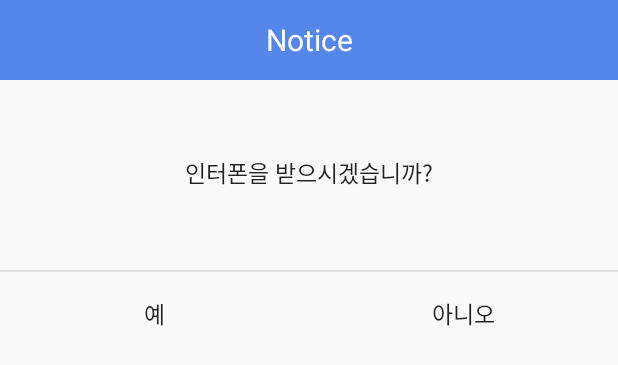
After one commit to house-keeper/Android, an Android app: the layout popup.xml on its own in the app's theme, with its tools: preview values and no code run, on a phone screen of 412 x 824 dp. The commit adds this screen. Shown: the top 365 px of the screen. Run offline under Robolectric (Android 15) with nearby library versions, the phone set to English and light mode, and no system bars.

```diff
--- a/app/build.gradle
+++ b/app/build.gradle
@@ -1,4 +1,6 @@
 apply plugin: 'com.android.application'
+
+
 
 android {
     compileSdkVersion 28
@@ -33,4 +35,7 @@ dependencies {
     implementation 'com.squareup.retrofit2:retrofit:2.5.0'
     implementation 'com.squareup.retrofit2:converter-gson:2.5.0'
     implementation 'com.github.bumptech.glide:glide:3.7.0'
+    implementation 'com.google.firebase:firebase-core:15.0.0'
+
 }
+apply plugin: 'com.google.gms.google-services'
--- a/app/src/main/AndroidManifest.xml
+++ b/app/src/main/AndroidManifest.xml
@@ -52,6 +52,7 @@
             android:name=".ui.activity.DoorActivity"
             android:configChanges="orientation|keyboardHidden|screenSize" />
 
+
     </application>
 
 </manifest>
--- /dev/null
+++ b/app/src/main/java/com/example/housekeeper_android/ui/FCM/FirebaseInstanceIDService.java
@@ -0,0 +1,16 @@
+package com.example.housekeeper_android.ui.FCM;
+
+import android.app.Notification;
+import android.app.NotificationChannel;
+import android.app.NotificationManager;
+import android.content.Context;
+import android.os.Build;
+import android.support.v4.app.NotificationCompat;
+import android.util.Log;
+
+import com.example.housekeeper_android.R;
+
+
+public class FirebaseInstanceIDService {
+
+}
--- a/app/src/main/java/com/example/housekeeper_android/ui/activity/DoorActivity.java
+++ b/app/src/main/java/com/example/housekeeper_android/ui/activity/DoorActivity.java
@@ -44,6 +44,10 @@ public class DoorActivity extends AppCompatActivity {
     private TextToSpeech tts;
 
     private WebView door_streaming;
+
+    public static String wifiModuleIp = "192.168.0.28";
+    public static int wifiModulePort = 8080;
+    public static String CMD = "0";
 
     @Override
     protected void onCreate(Bundle savedInstanceState) {
--- /dev/null
+++ b/app/src/main/res/layout/popup.xml
@@ -0,0 +1,76 @@
+<?xml version="1.0" encoding="utf-8"?>
+<LinearLayout xmlns:android="http://schemas.android.com/apk/res/android"
+    android:orientation="vertical"
+    android:layout_width="match_parent"
+    android:layout_height="match_parent">
+
+    <!-- 타이틀바 -->
+    <LinearLayout
+        android:orientation="horizontal"
+        android:layout_width="match_parent"
+        android:layout_height="wrap_content">
+        <TextView
+            android:text="Notice"
+            android:textSize="20sp"
+            android:textColor="#fff"
+            android:gravity="center"
+            android:background="#5586EB"
+            android:layout_width="match_parent"
+            android:layout_height="53dp" />
+    </LinearLayout>
+    <!-- //end 타이틀바 -->
+
+    <!-- Notice -->
+    <LinearLayout
+        android:padding="50dp"
+        android:orientation="vertical"
+        android:layout_width="match_parent"
+        android:layout_height="wrap_content">
+        <TextView
+            android:id="@+id/txtText"
+            android:textSize="15sp"
+            android:textColor="#000"
+            android:alpha="0.87"
+            android:gravity="center"
+            android:text="인터폰을 받으시겠습니까?"
+            android:layout_marginBottom="3dp"
+            android:layout_width="match_parent"
+            android:layout_height="wrap_content" />
+    </LinearLayout>
+    <!-- Notice -->
+
+    <View
+        android:background="#66bdbdbd"
+        android:layout_width="match_parent"
+        android:layout_height="1dp" />
+
+    <!-- 닫기 버튼 -->
+    <LinearLayout
+        android:orientation="horizontal"
+        android:gravity="center"
+        android:layout_width="match_parent"
+        android:layout_height="wrap_content">
+        <Button
+            android:text="예"
+            android:layout_weight="1"
+            android:textSize="15sp"
+            android:padding="16dp"
+            android:gravity="center"
+            android:background="#00000000"
+            android:layout_width="wrap_content"
+            android:layout_height="53dp"
+            android:onClick="mOnClose"/>
+        <Button
+            android:text="아니오"
+            android:textSize="15sp"
+            android:layout_weight="1"
+            android:padding="16dp"
+            android:gravity="center"
+            android:background="#00000000"
+            android:layout_width="wrap_content"
+            android:layout_height="53dp"
+            android:onClick="mOnClose"/>
+    </LinearLayout>
+    <!--// 닫기 버튼 -->
+
+</LinearLayout>
--- a/build.gradle
+++ b/build.gradle
@@ -8,6 +8,8 @@ buildscript {
     }
     dependencies {
         classpath 'com.android.tools.build:gradle:3.3.2'
+        classpath 'com.google.gms:google-services:4.2.0'
+
 
         // NOTE: Do not place your application dependencies here; they belong
         // in the individual module build.gradle files
```
